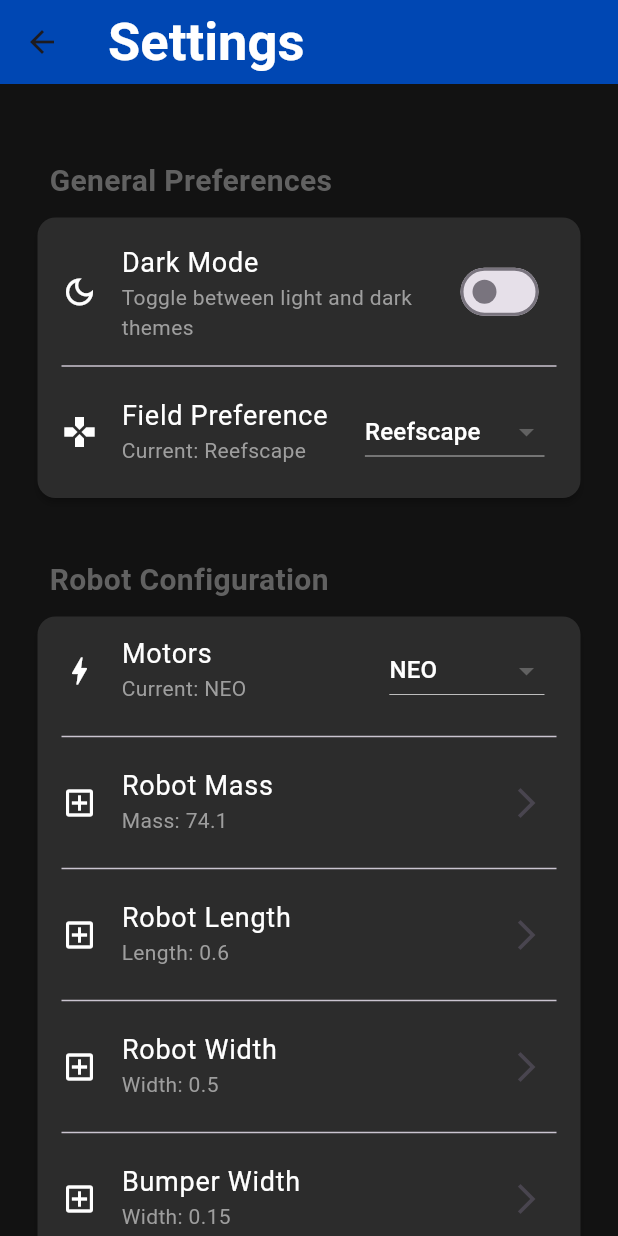
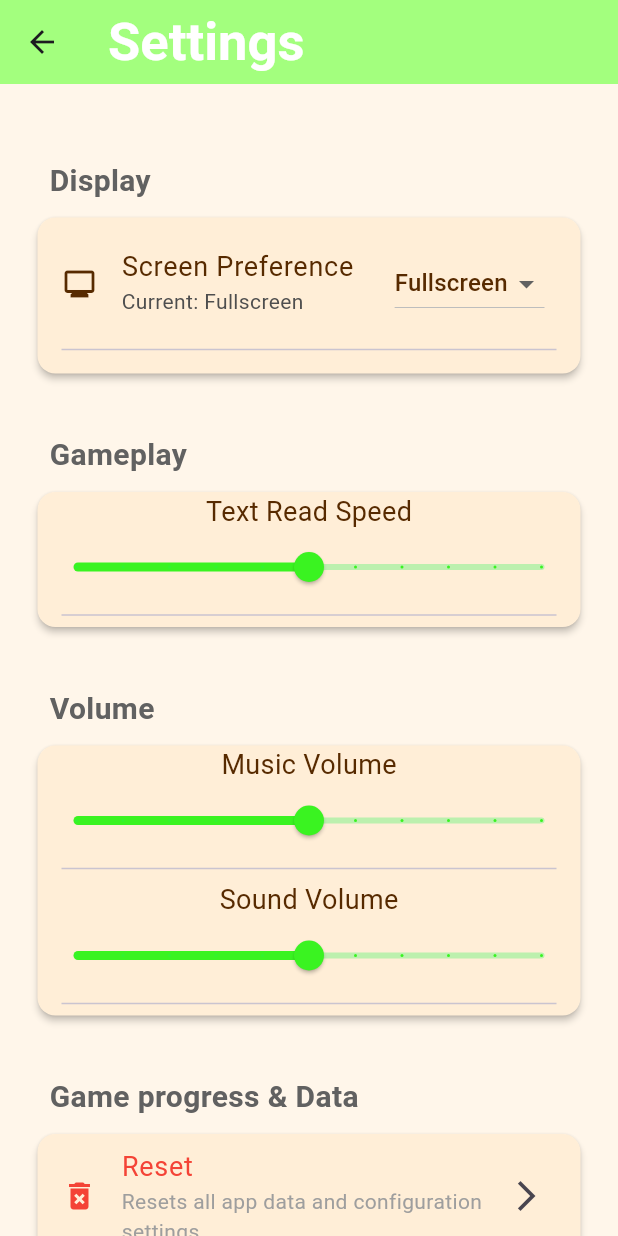
Before and after one commit to Shoesher/plant_girlfriend, a Flutter app: the Settings screen opened directly, on a phone screen of 412 x 824 dp. Run offline on Flutter 3.47's test engine with Material 3 defaults, Android fonts, the phone set to English and light mode, and no system bars; our stand-ins replace shared_preferences; missing offline and left inert: twine_parser, websocket_universal; accounts and stored records are empty; statements that could not run were skipped.

```diff
--- a/lib/pages/game.dart
+++ b/lib/pages/game.dart
@@ -4,6 +4,7 @@ import 'dart:io';
 
 import 'package:flutter/material.dart';
 import 'package:twine_parser/twine_parser.dart';
+import 'package:plant_girlfriend/pages/Nav.dart';
 
 class Game extends StatefulWidget {
   const Game({super.key});
@@ -16,7 +17,7 @@ class Game_ extends State<Game> {
   final parser = TwineParser();
   late Future<Passage> futurePassage;
   Passage? currentPassage;
-  int _speed = 50;
+  int speed = 50;
 
   @override
   void initState() {
@@ -56,7 +57,7 @@ class Game_ extends State<Game> {
             String content = parseList[1];
 
             return Stack(
-              alignment: AlignmentGeometry.center,
+              alignment: AlignmentGeometry.directional(0, 1),
               children: [
                 Image.network(
                   imgUrl,
@@ -88,13 +89,19 @@ class Game_ extends State<Game> {
                           DialogueBox(
                             speaker: 'Plant Chan',
                             text: content,
-                            speed: _speed,
+                            speed: speed,
                           ),
                           _speedUp(),
                         ],
                       ),
                     ),
                   ),
+                ),
+                Positioned(
+                  left: 0,
+                  top: 0,
+                  bottom: 0,
+                  child: globalNav(),
                 ),
               ],
             );
@@ -167,7 +174,7 @@ class Game_ extends State<Game> {
   Widget _speedUp() {
     return TextButton(
       child: Text('Speed Up'),
-      onPressed: () => setState(() => _speed = 20),
+      onPressed: () => setState(() => speed = 20),
     );
   }
 }
--- a/lib/pages/settings.dart
+++ b/lib/pages/settings.dart
@@ -1,5 +1,6 @@
 import 'package:flutter/material.dart';
 import 'package:shared_preferences/shared_preferences.dart';
+import 'package:plant_girlfriend/pages/game.dart';
 
 class Settings extends StatefulWidget { // Changed to StatefulWidget
   const Settings({super.key});
@@ -10,10 +11,10 @@ class Settings extends StatefulWidget { // Changed to StatefulWidget
 
 class _SettingsPageState extends State<Settings> {
   // State variables for various settings
-  bool _darkModeEnabled = false;
-  final List<String> _fieldOptions = ['Reefscape', 'Crescendo', 'Charged Up', 'Rapid Reacts']; // Default language
+  bool _darkModeEnabled = true;
+  final List<String> _fieldOptions = ['Fullscreen', 'Windowed']; // Default language
   final List<String> _motorOptions = ['NEO', 'CIM', 'KrakenX60'];
-  String _selectedField = 'Reefscape';
+  String _selectedField = 'Fullscreen';
   String _selectedMotor = 'NEO';
   double _robotMass = 74.1;
   double _robotLength = 0.6;
@@ -22,6 +23,9 @@ class _SettingsPageState extends State<Settings> {
   double _bumperWidth = 0.15;
   double _wheelRadius = 0.048;
   final String _appVersion = '1.0.0';
+  double textSpeed = Game_().speed.toDouble();
+  double musicVolume = 50;
+  double soundVolume = 50;
 
   @override
   void initState() {
@@ -34,7 +38,7 @@ class _SettingsPageState extends State<Settings> {
     SharedPreferences prefs = await SharedPreferences.getInstance();
     setState(() {
       _darkModeEnabled = prefs.getBool('darkMode') ?? false;
-      _selectedField = prefs.getString('fieldType') ?? 'Reefscape';
+      _selectedField = prefs.getString('fieldType') ?? 'Fullscreen';
       _selectedMotor = prefs.getString('motorType') ?? 'NEO';
     });
   }
@@ -201,7 +205,7 @@ class _SettingsPageState extends State<Settings> {
   @override
   Widget build(BuildContext context) {
     return Scaffold(
-      backgroundColor: const Color(0xFF121212),
+      backgroundColor: const Color.fromARGB(255, 255, 246, 234),
       appBar: AppBar(
         title: const Text('Settings',
            style: TextStyle(
@@ -210,45 +214,29 @@ class _SettingsPageState extends State<Settings> {
             fontSize: 35,
           ),
         ),
-        backgroundColor: const Color.fromARGB(255, 0, 71, 179),
+        backgroundColor: const Color.fromARGB(255, 163, 255, 126),
         elevation: 0,
       ),
       body: Center(
         child: ConstrainedBox(
-          constraints: const BoxConstraints(maxWidth: 700), // Max width for content on desktop
+          constraints: const BoxConstraints(maxWidth: 700),
           child: ListView(
-            padding: const EdgeInsets.all(25.0), // Generous padding for content
+            padding: const EdgeInsets.all(25.0),
             children: [
-              //General app preferences
-              _buildSectionHeader('General Preferences'),
+              _buildSectionHeader('Display'),
               Card(
-                color: const Color(0xFF2C2C2C),
+                color: const Color.fromARGB(255, 255, 238, 215),
                 elevation: 2,
                 margin: const EdgeInsets.only(bottom: 15.0),
                 shape: RoundedRectangleBorder(borderRadius: BorderRadius.circular(12)),
                 child: Padding(
                   padding: const EdgeInsets.symmetric(vertical: 8.0),
                   child: Column(
-                    children: [
-                      SwitchListTile(
-                        title: const Text('Dark Mode', style: TextStyle(fontSize: 18, color: Colors.white)),
-                        subtitle: const Text('Toggle between light and dark themes', style: TextStyle(color: Colors.grey)),
-                        value: _darkModeEnabled,
-                        onChanged: (bool value) {
-                          setState(() {
-                            _darkModeEnabled = value;
-                          });
-                          _saveSetting('darkMode', value);
-                          // For a full app, you would notify MaterialApp to change theme here
-                        },
-                        secondary: const Icon(Icons.dark_mode_outlined, color: Colors.white),
-                        activeThumbColor: Colors.blueAccent,
-                      ),
-                      const Divider(indent: 16, endIndent: 16), // Visual separator
+                    children: [ // Visual separator
                       ListTile(
-                        leading: const Icon(Icons.gamepad, color: Colors.white),
-                        title: const Text('Field Preference', style: TextStyle(fontSize: 18, color: Colors.white)),
-                        subtitle: Text('Current: $_selectedField', style: TextStyle(color: Colors.grey)),
+                        leading: const Icon(Icons.monitor, color: Color.fromARGB(255, 87, 42, 0)),
+                        title: const Text('Screen Preference', style: TextStyle(fontSize: 18, color: Color.fromARGB(255, 87, 42, 0))),
+                        subtitle: Text('Current: $_selectedField', style: TextStyle(color: const Color.fromARGB(255, 78, 78, 78))),
                         trailing: DropdownButton<String>(
                           value: _selectedField,
                           dropdownColor: Colors.black12,
@@ -264,170 +252,110 @@ class _SettingsPageState extends State<Settings> {
                           items: _fieldOptions.map<DropdownMenuItem<String>>((String value) {
                             return DropdownMenuItem<String>(
                               value: value,
-                              child: Text(value, style: const TextStyle(fontSize: 16, color: Colors.white)),
+                              child: Text(value, style: const TextStyle(fontSize: 16, color: Color.fromARGB(255, 87, 42, 0))),
                             );
                           }).toList(),
                         ),
                       ),
+                      const Divider(indent: 16, endIndent: 16),
                     ],
                   ),
                 ),
               ),
 
-              //Robot preferences
-              _buildSectionHeader('Robot Configuration'),
+              _buildSectionHeader('Gameplay'),
               Card(
-                color: const Color(0xFF2C2C2C),
+                color: const Color.fromARGB(255, 255, 238, 215),
                 elevation: 2,
                 margin: const EdgeInsets.only(bottom: 15.0),
                 shape: RoundedRectangleBorder(borderRadius: BorderRadius.circular(12)),
                 child: Column(
                   children: [
-                    ListTile(
-                      leading: const Icon(Icons.bolt_outlined, color: Colors.white),
-                      title: const Text('Motors', style: TextStyle(fontSize: 18, color: Colors.white)),
-                      subtitle: Text('Current: $_selectedMotor', style: TextStyle(color: Colors.grey)),
-                      trailing: DropdownButton<String>(
-                        value: _selectedMotor,
-                        dropdownColor: Colors.black12,
-                        onChanged: (String? newValue) {
-                          if (newValue != null) {
-                            setState(() {
-                              _selectedMotor = newValue;
-                            });
-                            _saveSetting('motorType', newValue);
-                          }
-                        },
-                        items: _motorOptions.map<DropdownMenuItem<String>>((String value) {
-                          return DropdownMenuItem<String>(
-                            value: value,
-                            child: Text(value, style: const TextStyle(fontSize: 16, color: Colors.white)),
-                          );
-                        }).toList(),
-                      ),
+                    Text('Text Read Speed',
+                      style: TextStyle(color: Color.fromARGB(255, 87, 42, 0), fontSize: 18),
                     ),
-
-                    const Divider(indent: 16, endIndent: 16),
-                    ListTile(
-                      leading: const Icon(Icons.add_box_outlined, color: Colors.white),
-                      title: const Text('Robot Mass', style: TextStyle(fontSize: 18, color: Colors.white)),
-                      subtitle: Text('Mass: $_robotMass', style: TextStyle(color: Colors.grey)),
-                      trailing: const Icon(Icons.arrow_forward_ios),
-                      onTap: () {
-                          _showSettingsDialog(0);
+                    Slider(
+                      value: textSpeed,
+                      min: 0.0,
+                      max: 100.0,
+                      divisions: 10, // Creates discrete snapping points
+                      label: textSpeed.round().toString(), // Shows value indicator bubble
+                      activeColor: const Color.fromARGB(255, 58, 243, 33),
+                      inactiveColor: const Color.fromARGB(255, 33, 243, 79).withOpacity(0.3),
+                      onChanged: (double newValue) {
+                        // 3. Update state to trigger a redraw
+                        setState(() {
+                          textSpeed = newValue;
+                        });
                       },
                     ),
-
                     const Divider(indent: 16, endIndent: 16),
-                    ListTile(
-                      leading: const Icon(Icons.add_box_outlined, color: Colors.white),
-                      title: const Text('Robot Length', style: TextStyle(fontSize: 18, color: Colors.white)),
-                      subtitle: Text('Length: $_robotLength', style: TextStyle(color: Colors.grey)),
-                      trailing: const Icon(Icons.arrow_forward_ios),
-                      onTap: () {
-                          _showSettingsDialog(1);
-                      },
-                    ),
-
-                    const Divider(indent: 16, endIndent: 16),
-                    ListTile(
-                      leading: const Icon(Icons.add_box_outlined, color: Colors.white),
-                      title: const Text('Robot Width', style: TextStyle(fontSize: 18, color: Colors.white)),
-                      subtitle: Text('Width: $_robotWidth', style: TextStyle(color: Colors.grey)),
-                      trailing: const Icon(Icons.arrow_forward_ios),
-                      onTap: () {
-                          _showSettingsDialog(2);
-                      },
-                    ),
-
-                    const Divider(indent: 16, endIndent: 16),
-                    ListTile(
-                      leading: const Icon(Icons.add_box_outlined, color: Colors.white),
-                      title: const Text('Bumper Width', style: TextStyle(fontSize: 18, color: Colors.white)),
-                      subtitle: Text('Width: $_bumperWidth', style: TextStyle(color: Colors.grey)),
-                      trailing: const Icon(Icons.arrow_forward_ios),
-                      onTap: () {
-                          _showSettingsDialog(3);
-                      },
-                    ),
-
-                    const Divider(indent: 16, endIndent: 16),
-                    ListTile(
-                      leading: const Icon(Icons.add_box_outlined, color: Colors.white),
-                      title: const Text('Gear Ratio', style: TextStyle(fontSize: 18, color: Colors.white)),
-                      subtitle: Text('Gear Ratio: $_robotRatio', style: TextStyle(color: Colors.grey)),
-                      trailing: const Icon(Icons.arrow_forward_ios),
-                      onTap: () {
-                          _showSettingsDialog(4);
-                      },
-                    ),
-
-                    const Divider(indent: 16, endIndent: 16),
-                    ListTile(
-                      leading: const Icon(Icons.add_box_outlined, color: Colors.white),
-                      title: const Text('Wheel Radius', style: TextStyle(fontSize: 18, color: Colors.white)),
-                      subtitle: Text('Radius: $_wheelRadius', style: TextStyle(color: Colors.grey)),
-                      trailing: const Icon(Icons.arrow_forward_ios),
-                      onTap: () {
-                          _showSettingsDialog(5);
-                      },
-                    ),
                   ],
                 ),
               ),
 
-              // --- Data & Storage Section ---
-              _buildSectionHeader('Data & Storage'),
+              _buildSectionHeader('Volume'),
               Card(
-                color: const Color(0xFF2C2C2C),
+                color: const Color.fromARGB(255, 255, 238, 215),
+                elevation: 2,
+                margin: const EdgeInsets.only(bottom: 15.0),
+                shape: RoundedRectangleBorder(borderRadius: BorderRadius.circular(12)),
+                child: Column(
+                  children: [
+                    Text('Music Volume',
+                      style: TextStyle(color: Color.fromARGB(255, 87, 42, 0), fontSize: 18),
+                    ),
+                    Slider(
+                      value: musicVolume,
+                      min: 0.0,
+                      max: 100.0,
+                      divisions: 10, // Creates discrete snapping points
+                      label: musicVolume.round().toString(), // Shows value indicator bubble
+                      activeColor: const Color.fromARGB(255, 58, 243, 33),
+                      inactiveColor: const Color.fromARGB(255, 33, 243, 79).withOpacity(0.3),
+                      onChanged: (double newValue) {
+                        // 3. Update state to trigger a redraw
+                        setState(() {
+                          musicVolume = newValue;
+                        });
+                      },
+                    ),
+                    const Divider(indent: 16, endIndent: 16),
+                    Text('Sound Volume',
+                      style: TextStyle(color: Color.fromARGB(255, 87, 42, 0), fontSize: 18),
+                    ),
+                    Slider(
+                      value: soundVolume,
+                      min: 0.0,
+                      max: 100.0,
+                      divisions: 10, // Creates discrete snapping points
+                      label: soundVolume.round().toString(), // Shows value indicator bubble
+                      activeColor: const Color.fromARGB(255, 58, 243, 33),
+                      inactiveColor: const Color.fromARGB(255, 33, 243, 79).withOpacity(0.3),
+                      onChanged: (double newValue) {
+                        // 3. Update state to trigger a redraw
+                        setState(() {
+                          soundVolume = newValue;
+                        });
+                      },
+                    ),
+                    const Divider(indent: 16, endIndent: 16),
+                  ],
+                ),
+              ),
+
+              _buildSectionHeader('Game progress & Data'),
+              Card(
+                color: const Color.fromARGB(255, 255, 238, 215),
                 elevation: 2,
                 margin: const EdgeInsets.only(bottom: 15.0),
                 shape: RoundedRectangleBorder(borderRadius: BorderRadius.circular(12)),
                 child: ListTile(
                   leading: const Icon(Icons.delete_forever, color: Colors.red),
                   title: const Text('Reset', style: TextStyle(fontSize: 18, color: Colors.red)),
-                  subtitle: const Text('Resets all app data and robot configuration settings.', style: TextStyle(color: Colors.grey)),
+                  subtitle: const Text('Resets all app data and configuration settings.', style: TextStyle(color: Colors.grey)),
                   trailing: const Icon(Icons.arrow_forward_ios),
                   onTap: _showClearDataConfirmation, // Call the confirmation dialog
-                ),
-              ),
-
-              // --- About Section ---
-              _buildSectionHeader('About Tankplanner'),
-              Card(
-                color: const Color(0xFF2C2C2C),
-                elevation: 2,
-                margin: const EdgeInsets.only(bottom: 15.0),
-                shape: RoundedRectangleBorder(borderRadius: BorderRadius.circular(12)),
-                child: Column(
-                  children: [
-                    ListTile(
-                      leading: const Icon(Icons.info_outline, color: Colors.white),
-                      title: const Text('App Version', style: TextStyle(fontSize: 18, color: Colors.white)),
-                      subtitle: Text(_appVersion, style: TextStyle(color: Colors.grey)),
-                    ),
-                    const Divider(indent: 16, endIndent: 16),
-                    ListTile(
-                      leading: const Icon(Icons.description, color: Colors.white),
-                      title: const Text('Documentation', style: TextStyle(fontSize: 18, color: Colors.white)),
-                      trailing: const Icon(Icons.open_in_new),
-                      onTap: () {
-                        // Placeholder for opening privacy policy in a browser or showing in-app
-                        ScaffoldMessenger.of(context).showSnackBar(
-                          const SnackBar(content: Text('Opening Tankplanner.ca')),
-                        );
-                      },
-                    ),
-                     const Divider(indent: 16, endIndent: 16),
-                    ListTile(
-                      leading: const Icon(Icons.gavel, color: Colors.white),
-                      title: const Text('Licenses', style: TextStyle(fontSize: 18, color: Colors.white)),
-                      trailing: const Icon(Icons.arrow_forward_ios),
-                      onTap: () {
-                        showLicensePage(context: context, applicationName: 'Native App');
-                      },
-                    ),
-                  ],
                 ),
               ),
             ],
```
Also changed, not shown: lib/pages/Nav.dart (added, +64 -0 lines), lib/pages/home.dart (+73 -63 lines), pubspec.lock, 4 other files.
